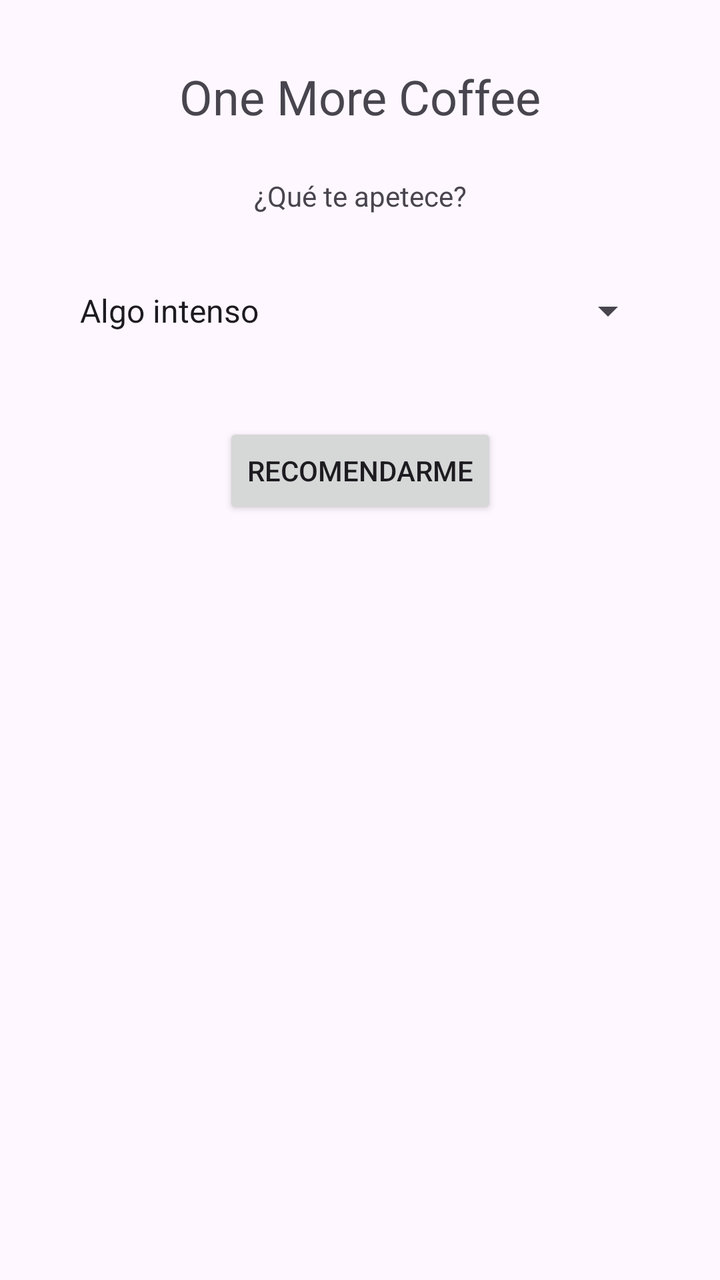
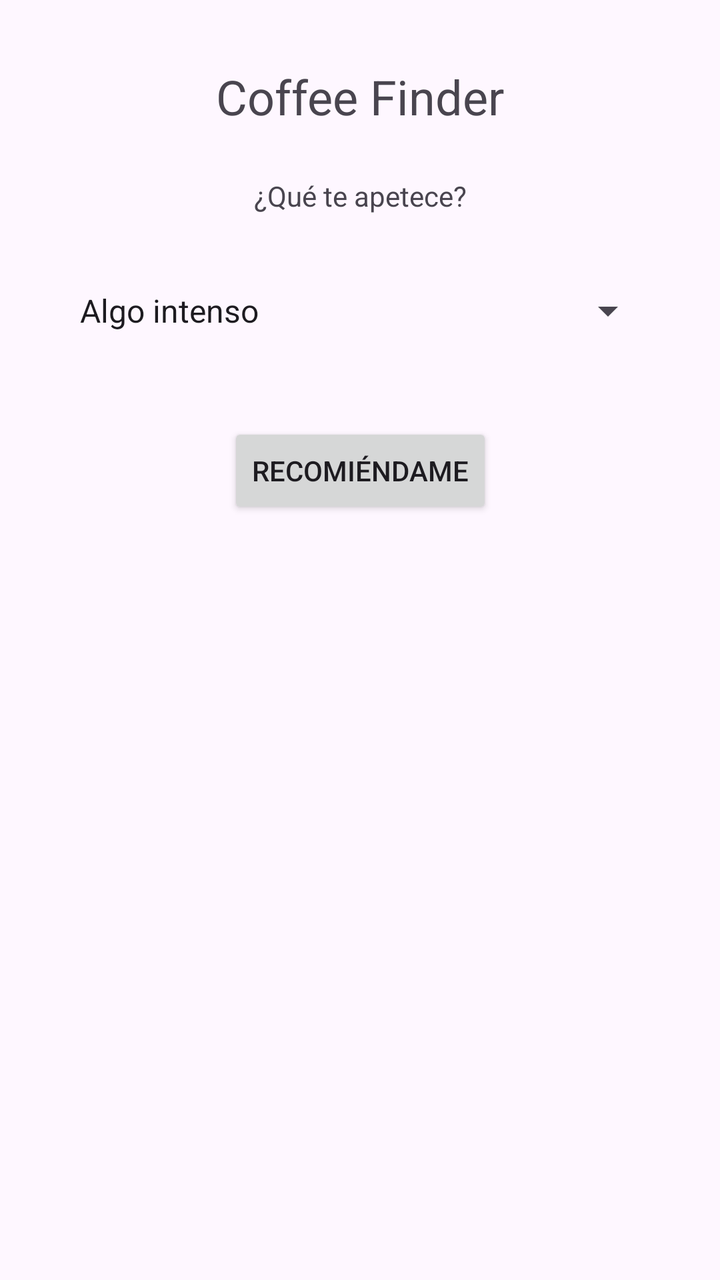

Screens rendered from an Android XML layout before and after an edit, with the pre-edit source and the edit as a unified diff.
<!-- AndroidManifest.xml: application theme Theme.OneMoreCofee -->
<!-- res/layout/activity_main.xml -->
<?xml version="1.0" encoding="utf-8"?>
<androidx.constraintlayout.widget.ConstraintLayout xmlns:android="http://schemas.android.com/apk/res/android"
    xmlns:app="http://schemas.android.com/apk/res-auto"
    xmlns:tools="http://schemas.android.com/tools"
    android:id="@+id/main"
    android:layout_width="match_parent"
    android:layout_height="match_parent"
    tools:context=".MainActivity">

    
    <TextView
        android:id="@+id/tvTitulo"
        android:layout_width="wrap_content"
        android:layout_height="wrap_content"
        android:text="One More Coffee"
        android:textSize="24sp"
        app:layout_constraintTop_toTopOf="parent"
        app:layout_constraintStart_toStartOf="parent"
        app:layout_constraintEnd_toEndOf="parent"
        android:layout_marginTop="32dp" />

    
    <TextView
        android:id="@+id/tvPregunta"
        android:layout_width="wrap_content"
        android:layout_height="wrap_content"
        android:text="¿Qué te apetece?"
        app:layout_constraintTop_toBottomOf="@id/tvTitulo"
        app:layout_constraintStart_toStartOf="parent"
        app:layout_constraintEnd_toEndOf="parent"
        android:layout_marginTop="24dp" />

    
    <Spinner
        android:id="@+id/spTipoCafe"
        android:layout_width="0dp"
        android:layout_height="48dp"
        android:layout_marginStart="32dp"
        android:layout_marginEnd="32dp"
        app:layout_constraintTop_toBottomOf="@id/tvPregunta"
        android:entries="@array/tipos_cafe"
        app:layout_constraintStart_toStartOf="parent"
        app:layout_constraintEnd_toEndOf="parent"
        android:layout_marginTop="24dp" />

    
    <Button
        android:id="@+id/btnRecomendar"
        android:layout_width="wrap_content"
        android:layout_height="wrap_content"
        android:text="Recomendarme"
        app:layout_constraintTop_toBottomOf="@id/spTipoCafe"
        app:layout_constraintStart_toStartOf="parent"
        app:layout_constraintEnd_toEndOf="parent"
        android:layout_marginTop="32dp" />

    
    <TextView
        android:id="@+id/tvResultado"
        android:layout_width="wrap_content"
        android:layout_height="wrap_content"
        android:text=""
        app:layout_constraintTop_toBottomOf="@id/btnRecomendar"
        app:layout_constraintStart_toStartOf="parent"
        app:layout_constraintEnd_toEndOf="parent"
        android:layout_marginTop="32dp" />

</androidx.constraintlayout.widget.ConstraintLayout>
<!-- resources referenced by this layout -->
<resources>
  <string-array name="tipos_cafe">
          <item>Algo intenso</item>
          <item>Algo suave y dulce</item>
          <item>Algo frío</item>
          <item>Sorpréndeme</item>
      </string-array>
  <style name="Theme.OneMoreCofee" parent="Base.Theme.OneMoreCofee" />
  <style name="Base.Theme.OneMoreCofee" parent="Theme.Material3.DayNight.NoActionBar">
          
          
      </style>
</resources>

<!-- the commit's change to res/layout/activity_main.xml (unified diff, before → after) -->
@@ -12,23 +12,23 @@
         android:id="@+id/tvTitulo"
         android:layout_width="wrap_content"
         android:layout_height="wrap_content"
-        android:text="One More Coffee"
+        android:layout_marginTop="32dp"
+        android:text="@string/titulo"
         android:textSize="24sp"
-        app:layout_constraintTop_toTopOf="parent"
+        app:layout_constraintEnd_toEndOf="parent"
         app:layout_constraintStart_toStartOf="parent"
-        app:layout_constraintEnd_toEndOf="parent"
-        android:layout_marginTop="32dp" />
+        app:layout_constraintTop_toTopOf="parent" />
 
     
     <TextView
         android:id="@+id/tvPregunta"
         android:layout_width="wrap_content"
         android:layout_height="wrap_content"
-        android:text="¿Qué te apetece?"
-        app:layout_constraintTop_toBottomOf="@id/tvTitulo"
+        android:layout_marginTop="24dp"
+        android:text="@string/pregunta"
+        app:layout_constraintEnd_toEndOf="parent"
         app:layout_constraintStart_toStartOf="parent"
-        app:layout_constraintEnd_toEndOf="parent"
-        android:layout_marginTop="24dp" />
+        app:layout_constraintTop_toBottomOf="@id/tvTitulo" />
 
     
     <Spinner
@@ -48,11 +48,11 @@
         android:id="@+id/btnRecomendar"
         android:layout_width="wrap_content"
         android:layout_height="wrap_content"
-        android:text="Recomendarme"
-        app:layout_constraintTop_toBottomOf="@id/spTipoCafe"
+        android:layout_marginTop="32dp"
+        android:text="@string/recomendar"
+        app:layout_constraintEnd_toEndOf="parent"
         app:layout_constraintStart_toStartOf="parent"
-        app:layout_constraintEnd_toEndOf="parent"
-        android:layout_marginTop="32dp" />
+        app:layout_constraintTop_toBottomOf="@id/spTipoCafe" />
 
     
     <TextView
<!-- resource entries referenced after the edit -->
@@ -6,6 +6,9 @@
           <item>Algo frío</item>
           <item>Sorpréndeme</item>
       </string-array>
+  <string name="pregunta">¿Qué te apetece?</string>
+  <string name="recomendar">Recomiéndame</string>
+  <string name="titulo">Coffee Finder</string>
   <style name="Theme.OneMoreCofee" parent="Base.Theme.OneMoreCofee" />
   <style name="Base.Theme.OneMoreCofee" parent="Theme.Material3.DayNight.NoActionBar">
           
